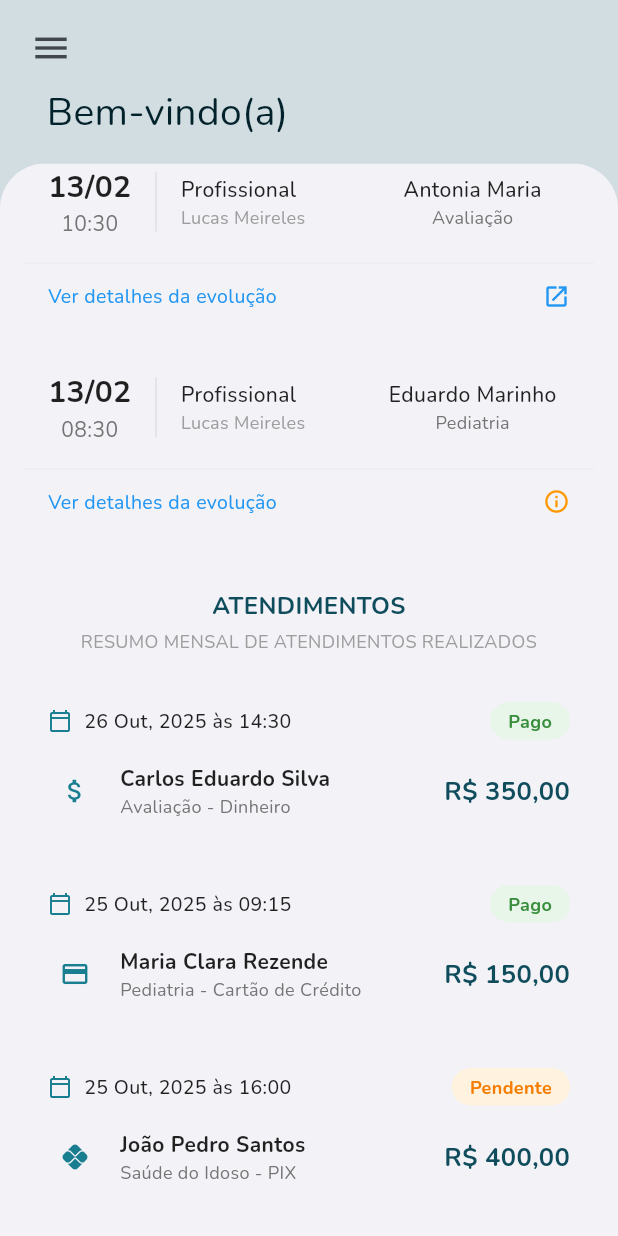
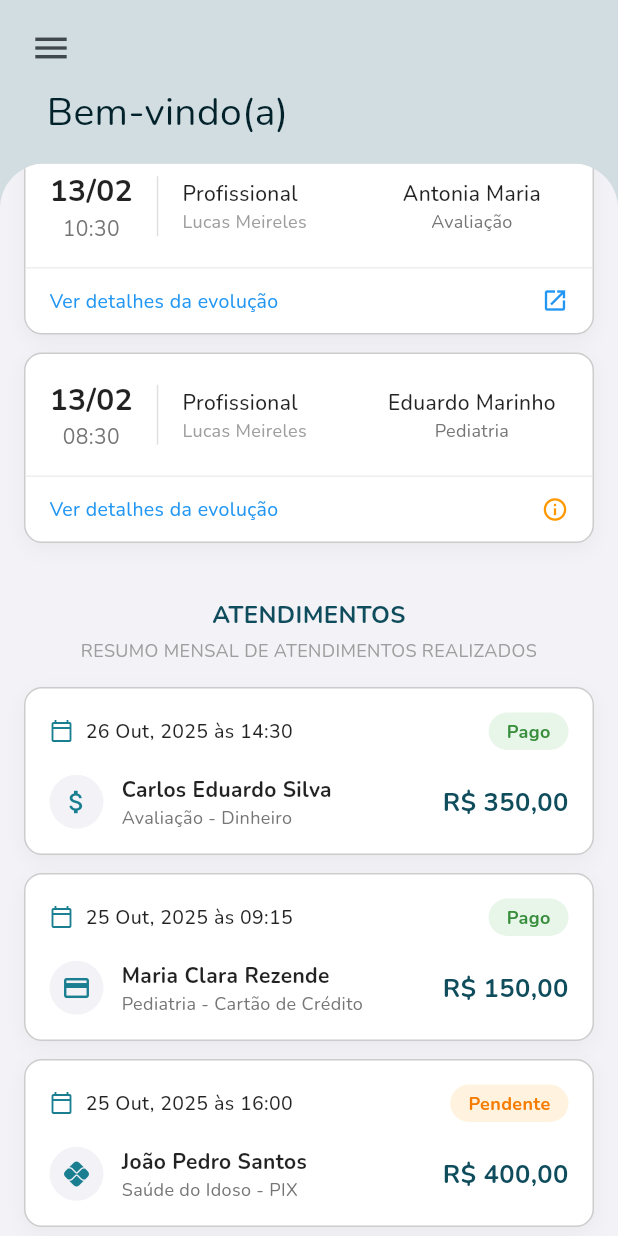
Before and after one commit to elieljuniorm/poti-clinicas, a Flutter app: the HomeScreen screen opened by its route, scrolled down 576 dp, on a phone screen of 412 x 824 dp. Run offline on Flutter 3.47's test engine with Material 3 defaults, Android fonts, the phone set to English and light mode, and no system bars; our stand-ins replace flutter_riverpod, go_router.

Commit message:
card container retomado

```diff
--- a/lib/src/core/ui/theme/app_decorations.dart
+++ b/lib/src/core/ui/theme/app_decorations.dart
@@ -1,9 +1,24 @@
 import 'package:flutter/material.dart';
+
+import 'app_colors.dart';
 
 /// Decorações reutilizáveis (cards, containers).
 class AppDecorations {
   AppDecorations._();
 
   /// Card branco padrão: raio 12, borda suave e sombra leve.
-  static const BoxDecoration card = BoxDecoration();
+  static const BoxDecoration card = BoxDecoration(
+    color: AppColors.surface,
+    borderRadius: BorderRadius.all(Radius.circular(12)),
+    border: Border.fromBorderSide(
+      BorderSide(color: AppColors.cardBorder, width: 1),
+    ),
+    boxShadow: [
+      BoxShadow(
+        color: AppColors.cardShadow,
+        blurRadius: 10,
+        offset: Offset(0, 4),
+      ),
+    ],
+  );
 }
--- a/lib/src/features/profile/ui/widgets/profile_section_card.dart
+++ b/lib/src/features/profile/ui/widgets/profile_section_card.dart
@@ -1,6 +1,5 @@
 import 'package:flutter/material.dart';
 
-import '../../../../core/ui/theme/app_decorations.dart';
 import '../../../../core/ui/theme/app_text_styles.dart';
 
 /// Card com título de seção e uma lista de campos.
@@ -18,9 +17,7 @@ class ProfileSectionCard extends StatelessWidget {
 
   @override
   Widget build(BuildContext context) {
-    return Container(
-      decoration: AppDecorations.card,
-      child: Column(
+    return Column(
       crossAxisAlignment: CrossAxisAlignment.stretch,
       children: [
         Text(titulo, style: AppTextStyles.sectionTitle),
@@ -31,7 +28,6 @@ class ProfileSectionCard extends StatelessWidget {
         const SizedBox(height: 16),
         ...children,
       ],
-      ),
     );
   }
 }
```
Lines whose indentation alone changed are shown as unchanged.
